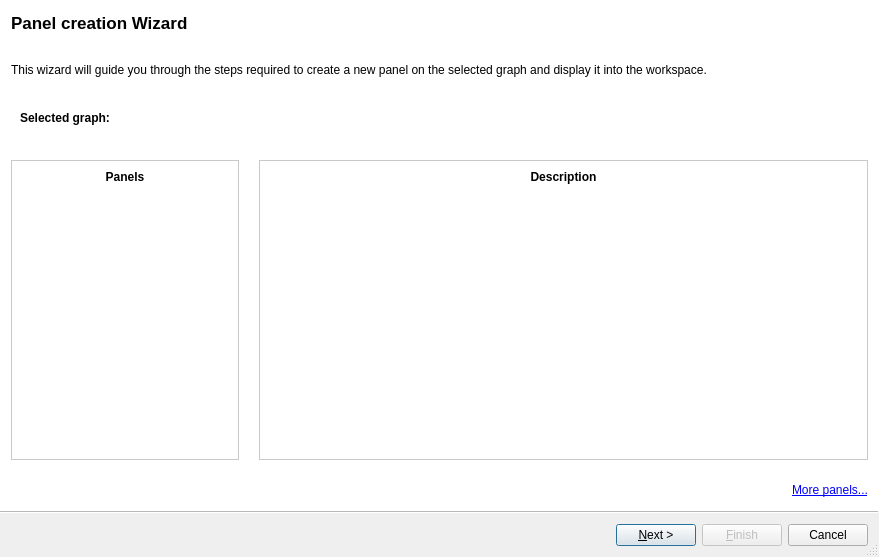
Old version of the form plugins/perspective/GraphPerspective/designer/PanelSelectionWizard.ui in the repository vadivelselvaraj/TulipGLImprovement.
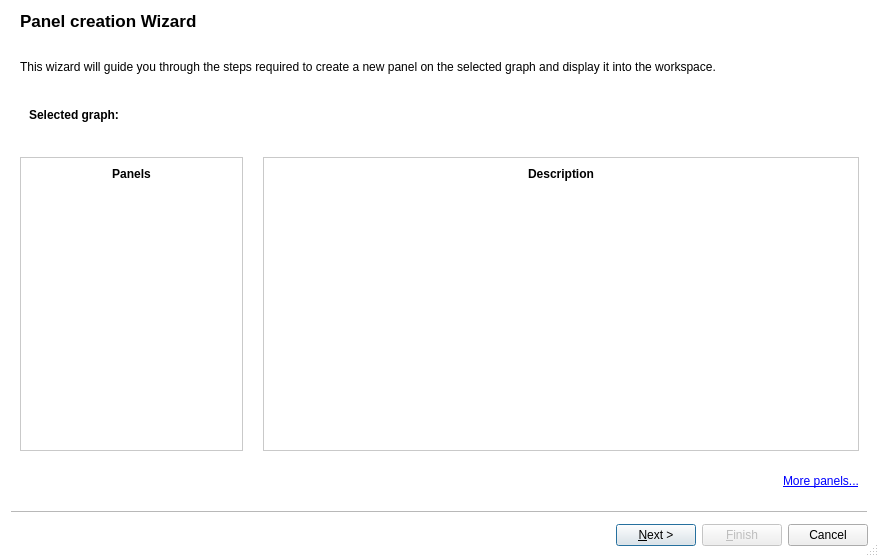
New version of the form. Icons and pictures are not drawn. Custom widgets are drawn as their Qt base class.

```diff
--- a/plugins/perspective/GraphPerspective/designer/PanelSelectionWizard.ui
+++ b/plugins/perspective/GraphPerspective/designer/PanelSelectionWizard.ui
@@ -18,7 +18,10 @@
     <normaloff>:/tulip/gui/icons/logo32x32.png</normaloff>:/tulip/gui/icons/logo32x32.png</iconset>
   </property>
   <property name="styleSheet">
-   <string notr="true">QComboBox QTreeView {
+   <string notr="true">QWizard, #choosePanelPage {
+background-color: white;
+}
+QComboBox QTreeView {
 background-color:white;
 color: black;
 border: 1px solid #C9C9C9;
@@ -42,9 +45,6 @@
   <property name="modal">
    <bool>true</bool>
   </property>
-  <property name="wizardStyle">
-   <enum>QWizard::AeroStyle</enum>
-  </property>
   <property name="options">
    <set>QWizard::ExtendedWatermarkPixmap|QWizard::HaveFinishButtonOnEarlyPages|QWizard::HaveNextButtonOnLastPage|QWizard::NoBackButtonOnStartPage</set>
   </property>
@@ -157,6 +157,11 @@
          </item>
          <item>
           <widget class="QListView" name="panelList">
+           <property name="styleSheet">
+            <string notr="true">#panelList {
+background-color: white
+}</string>
+           </property>
            <property name="frameShape">
             <enum>QFrame::NoFrame</enum>
            </property>
```
